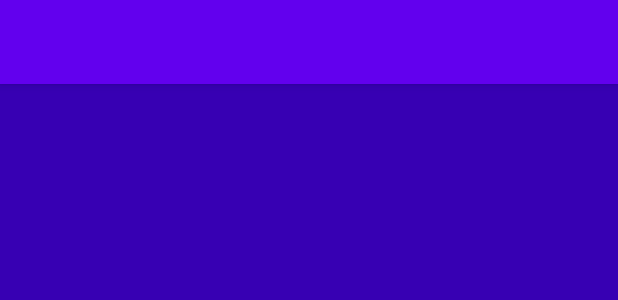
After one commit to BillionJothi/Dots_And_Boxes, an Android app: the layout activity_local_game1.xml on its own in the app's theme, with its tools: preview values and no code run, on a phone screen of 412 x 824 dp. The commit adds this screen. Shown: the top 300 px of the screen. Run offline under Robolectric (Android 15) with nearby library versions, the phone set to English and light mode, and no system bars.

Commit message:
Added Activities &  Toolbar/NavBar support (back)

```diff
--- a/app/build.gradle
+++ b/app/build.gradle
@@ -29,6 +29,9 @@ dependencies {
     implementation 'androidx.appcompat:appcompat:1.1.0'
     implementation 'androidx.constraintlayout:constraintlayout:1.1.3'
     implementation 'androidx.legacy:legacy-support-v4:1.0.0'
+    implementation 'com.google.android.material:material:1.1.0'
+    implementation 'androidx.navigation:navigation-fragment:2.2.2'
+    implementation 'androidx.navigation:navigation-ui:2.2.2'
     testImplementation 'junit:junit:4.12'
     androidTestImplementation 'androidx.test.ext:junit:1.1.1'
     androidTestImplementation 'androidx.test.espresso:espresso-core:3.2.0'
--- /dev/null
+++ b/app/src/main/res/layout/activity_local_game1.xml
@@ -0,0 +1,26 @@
+<?xml version="1.0" encoding="utf-8"?>
+<androidx.constraintlayout.widget.ConstraintLayout xmlns:android="http://schemas.android.com/apk/res/android"
+    xmlns:app="http://schemas.android.com/apk/res-auto"
+    xmlns:tools="http://schemas.android.com/tools"
+    android:layout_width="match_parent"
+    android:layout_height="match_parent"
+    android:theme="@style/AppTheme"
+    tools:context=".LocalGame1">
+
+
+    <com.google.android.material.appbar.AppBarLayout
+        android:layout_width="match_parent"
+        android:layout_height="wrap_content"
+        android:theme="@style/AppTheme.AppBarOverlay">
+
+        <androidx.appcompat.widget.Toolbar
+            android:id="@+id/toolbar"
+            android:layout_width="match_parent"
+            android:layout_height="?attr/actionBarSize"
+            android:background="?attr/colorPrimary"
+            app:popupTheme="@style/AppTheme.PopupOverlay" />
+
+    </com.google.android.material.appbar.AppBarLayout>
+
+
+</androidx.constraintlayout.widget.ConstraintLayout>
--- a/app/src/main/res/layout/activity_main_page.xml
+++ b/app/src/main/res/layout/activity_main_page.xml
@@ -4,7 +4,7 @@
     xmlns:tools="http://schemas.android.com/tools"
     android:layout_width="match_parent"
     android:layout_height="match_parent"
-    android:background="@color/colorPrimaryDark"
+    android:theme="@style/AppTheme"
     tools:context=".MainPage">
 
     <TextView
--- a/app/src/main/res/values/styles.xml
+++ b/app/src/main/res/values/styles.xml
@@ -6,5 +6,17 @@
         <item name="colorPrimary">@color/colorPrimary</item>
         <item name="colorPrimaryDark">@color/colorPrimaryDark</item>
         <item name="colorAccent">@color/colorAccent</item>
+        <item name="android:windowBackground">@color/colorPrimaryDark</item>
+        <item name="windowActionBar">false</item>
+        <item name="windowNoTitle">true</item>
     </style>
+
+    <style name="AppTheme.NoActionBar">
+        <item name="windowActionBar">false</item>
+        <item name="windowNoTitle">true</item>
+    </style>
+
+    <style name="AppTheme.AppBarOverlay" parent="ThemeOverlay.AppCompat.Dark.ActionBar" />
+
+    <style name="AppTheme.PopupOverlay" parent="ThemeOverlay.AppCompat.Light" />
 </resources>
```
Also changed, not shown: app/src/main/AndroidManifest.xml (+8 -1 lines), app/src/main/java/com/djothi/dotsboxes/LocalGame1.java (added, +31 -0 lines), app/src/main/java/com/djothi/dotsboxes/LocalMultiplayer.java (added, +26 -0 lines), app/src/main/java/com/djothi/dotsboxes/MainActivity.java (+6 -1 lines), app/src/main/java/com/djothi/dotsboxes/MainPage.java (+23 -5 lines), app/src/main/java/com/djothi/dotsboxes/Settings.java (added, +26 -0 lines), app/src/main/res/layout/activity_local_multiplayer.xml (added, +23 -0 lines), app/src/main/res/layout/activity_settings.xml (added, +23 -0 lines), app/src/main/res/values/strings.xml (+5 -3 lines).
